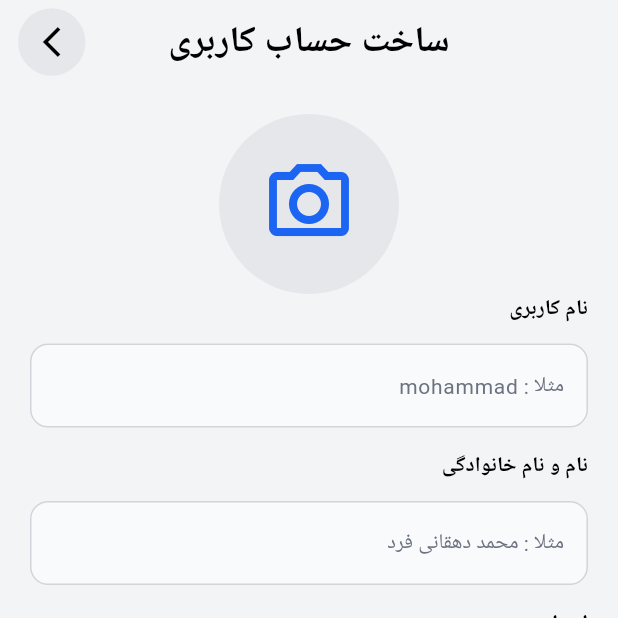
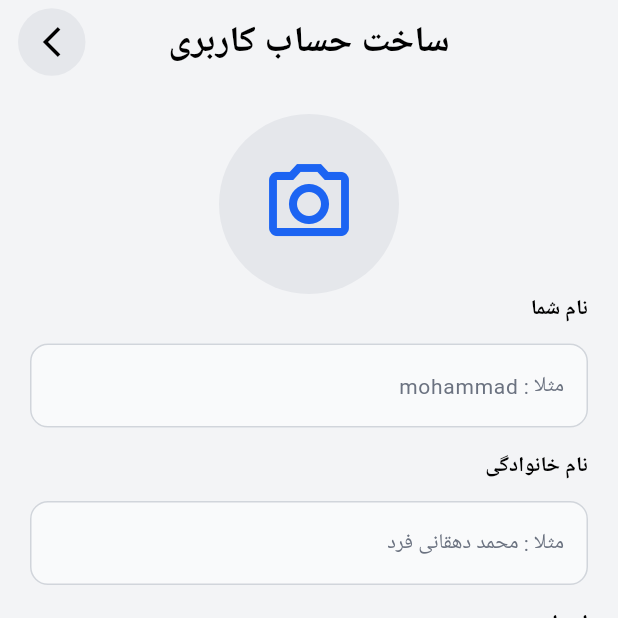
Before and after one commit to NovaTeamDevs/nova_blog_mobile, a Flutter app: the RegisterView screen opened directly, on a phone screen of 412 x 824 dp, the top half of it. Run offline on Flutter 3.47's test engine with Material 3 defaults, Android fonts, the phone set to English and light mode, and no system bars; our stand-ins replace cached_network_image, carousel_slider, dio, flutter_secure_storage, flutter_spinkit, flutter_svg and 3 more; accounts and stored records are empty; Roboto replaces fonts that are missing (Vazirmatn).

Commit message:
impl register api call

```diff
--- a/lib/core/constants/app_strings.dart
+++ b/lib/core/constants/app_strings.dart
@@ -5,7 +5,7 @@ class AppStrings {
  static const password = "رمز عبور";
  static const login = "ورود به حساب کاربری";
  static const createAccount = "ساخت حساب کاربری";
- static const fullName = "نام و نام خانوادگی";
+ static const fullName = "نام خانوادگی";
  static const email = "ایمیل";
  static const repeatPassWord = "تکرار رمز عبور";
  static const takeNewPhoto = "گرفتن عکس جدید با دوربین";
--- a/lib/core/services/web_service.dart
+++ b/lib/core/services/web_service.dart
@@ -5,8 +5,10 @@ class WebService {
     BaseOptions(
       baseUrl: "https://blog.novadev.ir/api",
       headers: {
-        "Content-Type" : "application/json"
-      }
+        "Content-Type" : "application/json",
+        "Accept" : "application/json"
+      },
+      validateStatus: (status) => status! < 500,
     )
   );
 
--- a/lib/core/widgets/custom_button_widget.dart
+++ b/lib/core/widgets/custom_button_widget.dart
@@ -9,6 +9,7 @@ class CustomButtonWidget extends StatelessWidget {
      this.width = double.infinity,
      this.height = 48.0,
      this.radius = 12.0,
+    this.isLoading = false,
     required this.onTap,
     required this.txt
   });
@@ -16,6 +17,7 @@ class CustomButtonWidget extends StatelessWidget {
   final double width,height,radius;
   final VoidCallback onTap;
   final String txt;
+  final bool isLoading;
   @override
   Widget build(BuildContext context) {
     return ElevatedButton(
@@ -28,7 +30,10 @@ class CustomButtonWidget extends StatelessWidget {
         backgroundColor: WidgetStatePropertyAll(bgColor),
         minimumSize: WidgetStatePropertyAll(Size(width,height))
       ),
-        onPressed: onTap,
-        child: Text(txt,style: GoogleFonts.vazirmatn(fontSize: 14,fontWeight: FontWeight.bold,color: AppColors.whiteColor),));
+        onPressed: isLoading? (){}  : onTap,
+        child: isLoading? Padding(
+          padding: const EdgeInsets.all(12.0),
+          child: CircularProgressIndicator(color: Colors.white,),
+        ) : Text(txt,style: GoogleFonts.vazirmatn(fontSize: 14,fontWeight: FontWeight.bold,color: AppColors.whiteColor),));
   }
 }
--- a/lib/core/widgets/custom_text_field.dart
+++ b/lib/core/widgets/custom_text_field.dart
@@ -4,7 +4,7 @@ import 'package:google_fonts/google_fonts.dart';
 import 'package:nova_blog_mobile/core/constants/app_colors.dart';
 
 class CustomTextField extends StatelessWidget {
-  const CustomTextField({super.key, required this.label, required this.hintTxt,this.controller,this.inputType = TextInputType.visiblePassword});
+  const CustomTextField({super.key, required this.label, required this.hintTxt,this.controller,this.inputType = TextInputType.text});
   final String label,hintTxt;
   final TextEditingController? controller;
   final TextInputType inputType;
--- a/lib/views/register_view.dart
+++ b/lib/views/register_view.dart
@@ -20,7 +20,16 @@ class RegisterView extends StatelessWidget {
       bottomNavigationBar: Padding(
         padding: const EdgeInsets.all(20.0),
         child: GetBuilder<RegisterController>(
-            builder: (controller) => CustomButtonWidget(onTap: () {}, txt: AppStrings.createAccount)),
+            id: "registerBtn",
+            builder: (controller) => CustomButtonWidget(
+                onTap: () async {
+                  final bool isRegister = await controller.register();
+
+                  if(isRegister) {
+                    Get.snackbar("عملیات موفق", "ثبت نام با موفقیت انجام شد!",backgroundColor: Colors.green);
+                  }
+                },
+                txt: AppStrings.createAccount,isLoading: controller.isLoading)),
       ),
       appBar: AppBar(
         title: Text(AppStrings.createAccount,style: GoogleFonts.vazirmatn(fontSize: 24,fontWeight: FontWeight.bold)),
@@ -138,13 +147,13 @@ class RegisterView extends StatelessWidget {
                     return Column(
                       children: [
                         CustomTextField(
-                          controller: controller.usernameTxtController,
-                          label: AppStrings.username,
+                          controller: controller.firstnameTxtController,
+                          label: "نام شما",
                           hintTxt: AppStrings.usernameExampleHint,
                         ),
                         SizedBox(height: 16),
                         CustomTextField(
-                          controller: controller.fullNameTxtController,
+                          controller: controller.lastnameTxtController,
                           label: AppStrings.fullName,
                           hintTxt: AppStrings.fullNameExampleHint,
                         ),
--- a/pubspec.yaml
+++ b/pubspec.yaml
@@ -43,6 +43,7 @@ dependencies:
   flutter_rating_bar: ^4.0.1
   flutter_svg: ^2.0.16
   google_fonts: ^6.2.1
+  flutter_secure_storage: ^9.2.4
 
 dev_dependencies:
   flutter_test:
```
Also changed, not shown: lib/controllers/register_controller.dart (+29 -2 lines), lib/controllers/splash_controller.dart (+10 -1 lines), pubspec.lock, 5 other files.
